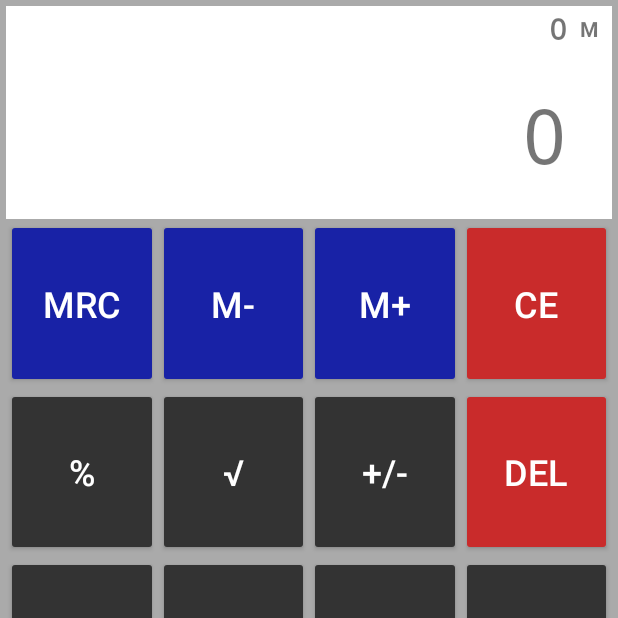
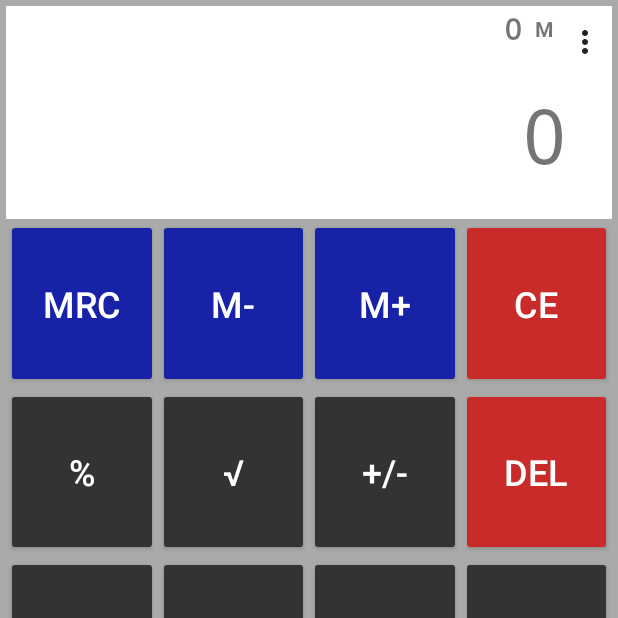
Before and after one commit to helton-isac/CalcHITG, an Android app: the screen it shows after launch (CalculatorActivity), after a tap on "M-", on a phone screen of 412 x 824 dp, the top half of it. Run offline under Robolectric (Android 15) with nearby library versions, the phone set to English and light mode, and no system bars; libraries missing offline, so code that uses them is left out: com.crashlytics.android.

Commit message:
Adding Privacy Policy Menu

```diff
--- a/app/src/main/java/br/com/hitg/calculator/calculator/CalculatorActivity.kt
+++ b/app/src/main/java/br/com/hitg/calculator/calculator/CalculatorActivity.kt
@@ -1,13 +1,20 @@
 package br.com.hitg.calculator.calculator
 
 import android.content.Context
+import android.content.Intent
+import android.graphics.drawable.ColorDrawable
+import android.net.Uri
 import android.os.Bundle
+import android.support.v4.content.ContextCompat
 import android.support.v7.app.AppCompatActivity
+import android.view.Menu
+import android.view.MenuItem
 import android.view.View
 import br.com.hitg.calculator.R
 import br.com.hitg.calculator.calculator.CalculatorContract.CalculatorNumbers
 import com.crashlytics.android.Crashlytics
 import kotlinx.android.synthetic.main.activity_calculator.*
+
 
 class CalculatorActivity : AppCompatActivity(), CalculatorContract.View, View.OnClickListener {
 
@@ -41,6 +48,32 @@ class CalculatorActivity : AppCompatActivity(), CalculatorContract.View, View.On
         createPresenter()
 
         setOnClickListeners()
+
+        configureActionBar()
+
+    }
+
+    override fun onCreateOptionsMenu(menu: Menu): Boolean {
+        menuInflater.inflate(R.menu.calc_menu, menu)
+        return true
+    }
+
+    private fun configureActionBar() {
+        title = "";
+        supportActionBar?.setBackgroundDrawable(ColorDrawable(ContextCompat.getColor(this,
+                android.R.color.transparent)));
+    }
+
+    override fun onOptionsItemSelected(item: MenuItem): Boolean {
+        when (item.itemId) {
+            R.id.privacy_policy -> {
+                val browserIntent = Intent(Intent.ACTION_VIEW,
+                        Uri.parse("https://helton-isac.github.io/CalcHITG/privacy_policy.html"))
+                startActivity(browserIntent)
+                return true
+            }
+        }
+        return false
     }
 
     /**
@@ -176,7 +209,7 @@ class CalculatorActivity : AppCompatActivity(), CalculatorContract.View, View.On
     override fun updateDisplay(value: String) {
         txtDisplay.text = value
         txtDisplay.announceForAccessibility(txtDisplay.text)
-        if(txtMemory.text == ""){
+        if (txtMemory.text == "") {
             txtMemoryDisplay.announceForAccessibility(resources.getString(R.string.cont_desc_memory_value))
             txtMemoryDisplay.announceForAccessibility(txtMemoryDisplay.text)
         }
--- a/app/src/main/res/layout/activity_calculator.xml
+++ b/app/src/main/res/layout/activity_calculator.xml
@@ -18,10 +18,22 @@
         android:gravity="center_vertical|end"
         android:textSize="20sp"
         android:textStyle="bold"
-        app:layout_constraintEnd_toStartOf="@+id/txtSignals"
+        app:layout_constraintEnd_toStartOf="@+id/txtMemory"
         app:layout_constraintStart_toStartOf="parent"
         app:layout_constraintTop_toTopOf="parent"
         app:layout_constraintBottom_toTopOf="@+id/txtDisplay" />
+
+    <TextView
+        android:id="@+id/emptySpace"
+        android:layout_width="30dp"
+        android:layout_height="30dp"
+        android:background="@android:color/background_light"
+        android:fontFamily="sans-serif"
+        android:gravity="center_vertical|center_horizontal"
+        app:layout_constraintBottom_toTopOf="@+id/txtSignals"
+        app:layout_constraintEnd_toEndOf="parent"
+        app:layout_constraintTop_toTopOf="parent"
+        app:layout_constraintVertical_bias="1.0" />
 
     <TextView
         android:id="@+id/txtMemory"
@@ -33,10 +45,10 @@
         android:text="@string/memory_symbol"
         android:textSize="14sp"
         android:textStyle="bold"
-        app:layout_constraintEnd_toEndOf="parent"
+        app:layout_constraintEnd_toStartOf="@+id/emptySpace"
         app:layout_constraintStart_toEndOf="@+id/txtMemoryDisplay"
         app:layout_constraintTop_toTopOf="parent"
-        app:layout_constraintBottom_toTopOf="@+id/txtSignals" />
+        app:layout_constraintBottom_toTopOf="@+id/txtSignals"/>
 
     <TextView
         android:id="@+id/txtDisplay"
--- a/app/src/main/res/menu/calc_menu.xml
+++ b/app/src/main/res/menu/calc_menu.xml
@@ -0,0 +1,7 @@
+<?xml version="1.0" encoding="utf-8"?>
+<menu xmlns:android="http://schemas.android.com/apk/res/android"
+    xmlns:app="http://schemas.android.com/apk/res-auto">
+    <item android:id="@+id/privacy_policy"
+        app:showAsAction="never"
+        android:title="@string/privacy_policy" />
+</menu>
--- a/app/src/main/res/values/strings.xml
+++ b/app/src/main/res/values/strings.xml
@@ -51,4 +51,5 @@
     <string name="cont_desc_plus">Plus</string>
     <string name="cont_desc_equals">Equals</string>
     <string name="cont_desc_memory_value">Memory Value:</string>
+    <string name="privacy_policy">Privacy policy</string>
 </resources>
--- a/app/src/main/res/values/styles.xml
+++ b/app/src/main/res/values/styles.xml
@@ -1,13 +1,14 @@
 <resources>
 
     <!-- Base application theme. -->
-    <style name="AppTheme" parent="Theme.AppCompat.Light.NoActionBar">
+    <style name="AppTheme" parent="Theme.AppCompat.Light">
         <!-- Customize your theme here. -->
         <item name="colorPrimary">@color/colorPrimary</item>
         <item name="colorPrimaryDark">@android:color/darker_gray</item>
         <item name="colorAccent">@color/colorAccent</item>
         <item name="android:windowContentOverlay">@null</item>
         <item name="android:windowBackground">@null</item>
+        <item name="windowActionBarOverlay">true</item>
     </style>
 
     <style name="ButtonStyle" parent="Widget.AppCompat.Button">
```
Also changed, not shown: 1 other file.
